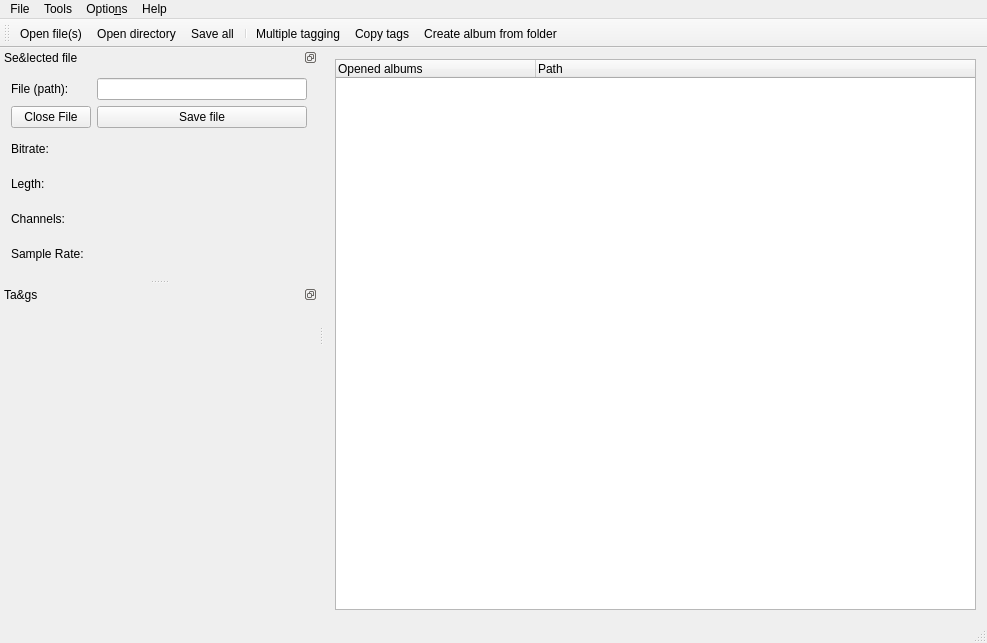
Old version of the form src/mainwindow.ui in the repository amethystant/Qtag.
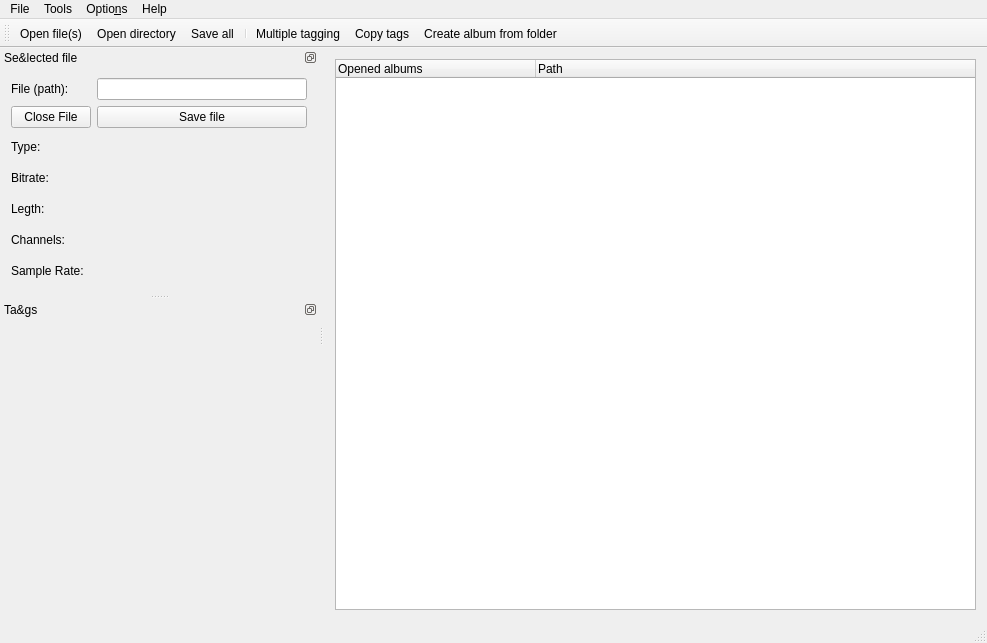
New version of the form. Icons and pictures are not drawn.

Commit message: Added a 'file type' label to the dock widget

What changed in the file:
```diff
--- a/src/mainwindow.ui
+++ b/src/mainwindow.ui
@@ -127,8 +127,8 @@
    </property>
    <property name="minimumSize">
     <size>
-     <width>188</width>
-     <height>206</height>
+     <width>252</width>
+     <height>229</height>
     </size>
    </property>
    <property name="baseSize">
@@ -159,21 +159,21 @@
     <layout class="QGridLayout" name="gridLayout_2">
      <item row="0" column="1">
       <layout class="QGridLayout" name="gridLayout_3">
-       <item row="4" column="1">
+       <item row="5" column="1">
         <widget class="QLabel" name="label_channels_value">
          <property name="text">
           <string/>
          </property>
         </widget>
        </item>
-       <item row="3" column="0">
+       <item row="4" column="0">
         <widget class="QLabel" name="label_length">
          <property name="text">
           <string>Legth:</string>
          </property>
         </widget>
        </item>
-       <item row="2" column="0">
+       <item row="3" column="0">
         <widget class="QLabel" name="label_bitrate">
          <property name="text">
           <string>Bitrate:</string>
@@ -197,21 +197,21 @@
          </property>
         </widget>
        </item>
-       <item row="2" column="1">
+       <item row="3" column="1">
         <widget class="QLabel" name="label_bitrate_value">
          <property name="text">
           <string/>
          </property>
         </widget>
        </item>
-       <item row="4" column="0">
+       <item row="5" column="0">
         <widget class="QLabel" name="label_channels">
          <property name="text">
           <string>Channels:</string>
          </property>
         </widget>
        </item>
-       <item row="3" column="1">
+       <item row="4" column="1">
         <widget class="QLabel" name="label_length_value">
          <property name="text">
           <string/>
@@ -225,20 +225,34 @@
          </property>
         </widget>
        </item>
-       <item row="5" column="0">
+       <item row="6" column="0">
         <widget class="QLabel" name="label_sampleRate">
          <property name="text">
           <string>Sample Rate:</string>
          </property>
         </widget>
        </item>
-       <item row="5" column="1">
+       <item row="6" column="1">
         <widget class="QLabel" name="label_sampleRate_value">
          <property name="text">
           <string/>
          </property>
         </widget>
        </item>
+       <item row="2" column="0">
+        <widget class="QLabel" name="label_type">
+         <property name="text">
+          <string>Type:</string>
+         </property>
+        </widget>
+       </item>
+       <item row="2" column="1">
+        <widget class="QLabel" name="label_type_value">
+         <property name="text">
+          <string/>
+         </property>
+        </widget>
+       </item>
       </layout>
      </item>
     </layout>
```
The commit also changes 4 other files.
